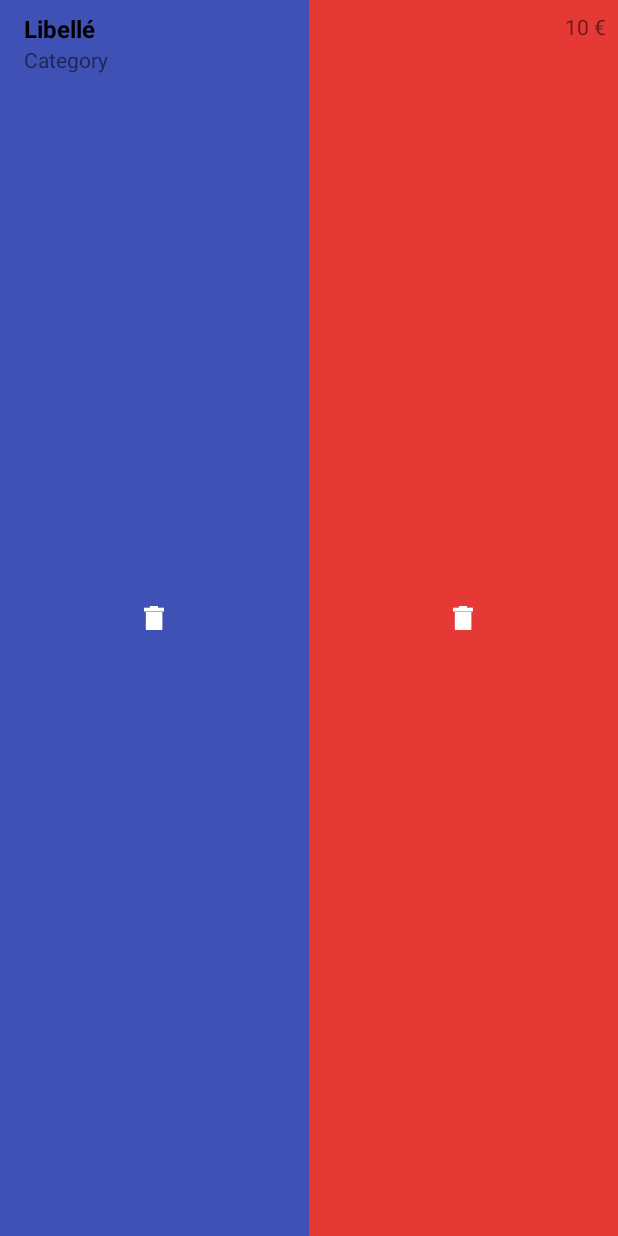
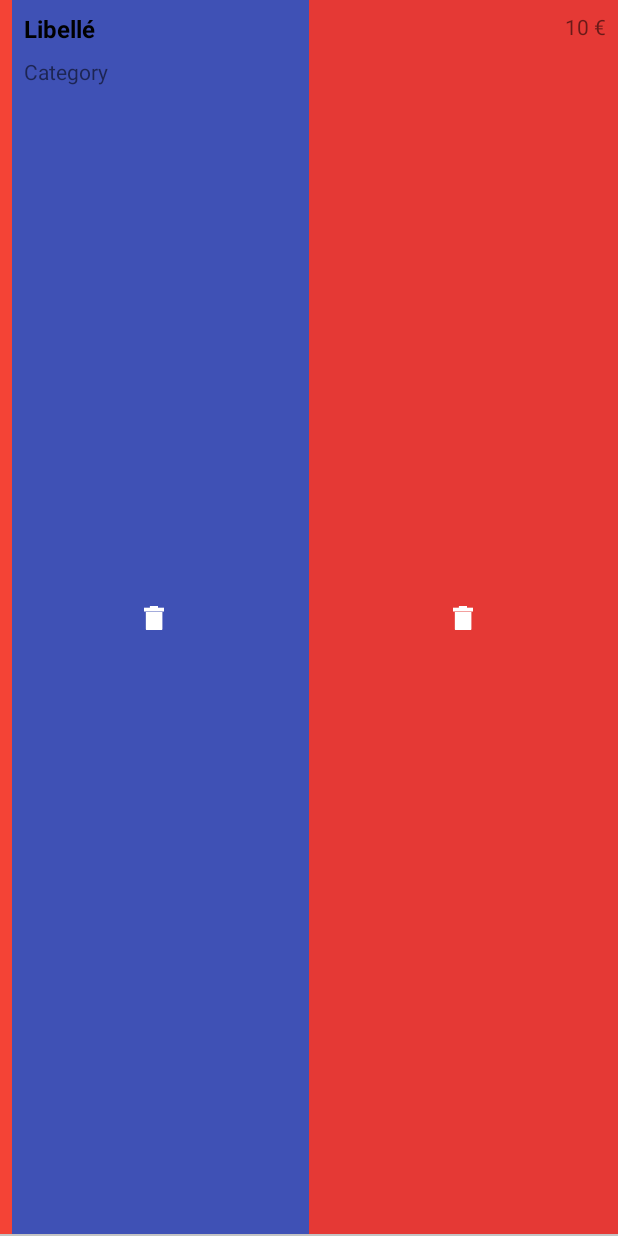
Before and after one commit to Symsystem/CashAdmin, an Android app: the layout historic_item.xml on its own in the app's theme, with its tools: preview values and no code run, on a phone screen of 412 x 824 dp. Run offline under Robolectric (Android 15) with nearby library versions, the phone set to English and light mode, and no system bars; plain views replace SwipeLayout.

Commit message:
HistoricActivity animation divider

```diff
--- a/app/src/main/java/net/cashadmin/cashadmin/Activities/Activities/HistoricActivity.java
+++ b/app/src/main/java/net/cashadmin/cashadmin/Activities/Activities/HistoricActivity.java
@@ -114,6 +114,7 @@ public class HistoricActivity extends AppCompatActivity {
                         int delta = startTop - top;
                         child.setTranslationY(delta);
                         child.animate().setDuration(MOVE_DURATION).translationY(0);
+                        break;
                     }
                 }
                 mItemIdTopMap.clear();
--- a/app/src/main/java/net/cashadmin/cashadmin/Activities/Adapter/TransactionHistoryAdapter.java
+++ b/app/src/main/java/net/cashadmin/cashadmin/Activities/Adapter/TransactionHistoryAdapter.java
@@ -56,7 +56,7 @@ public class TransactionHistoryAdapter extends ArrayAdapter<Transaction> {
             holder.mSwipeLayout.setShowMode(SwipeLayout.ShowMode.PullOut);
             holder.mEditButton = (RelativeLayout) convertView.findViewById(R.id.editItemButton);
             holder.mDeleteButton = (RelativeLayout) convertView.findViewById(R.id.deleteItemButton);
-            holder.mColorCategory = (View) convertView.findViewById(R.id.colored_bar);
+            holder.mColorCategory = convertView.findViewById(R.id.colored_bar);
             holder.mLabel = (TextView) convertView.findViewById(R.id.label);
             holder.mCategory = (TextView) convertView.findViewById(R.id.category);
             holder.mAmount = (TextView) convertView.findViewById(R.id.amount);
--- a/app/src/main/res/layout/activity_historic.xml
+++ b/app/src/main/res/layout/activity_historic.xml
@@ -8,6 +8,8 @@
     <ListView
         android:layout_width="match_parent"
         android:layout_height="wrap_content"
-        android:id="@+id/historyList"/>
+        android:id="@+id/historyList"
+        android:divider="@null"
+        android:dividerHeight="0dp"/>
 
 </RelativeLayout>
--- a/app/src/main/res/layout/historic_item.xml
+++ b/app/src/main/res/layout/historic_item.xml
@@ -44,52 +44,58 @@
 
     </LinearLayout>
 
-    <LinearLayout android:orientation="horizontal"
+    <RelativeLayout
         android:layout_width="match_parent"
-                  android:layout_height="wrap_content">
+        android:layout_height="match_parent">
 
         <View
+            android:layout_width="8dp"
+            android:layout_height="match_parent"
             android:id="@+id/colored_bar"
-            android:layout_width="8dp"
-            android:layout_height="match_parent"/>
-
-        <RelativeLayout
-            android:layout_width="match_parent"
-            android:layout_height="match_parent"
-            android:padding="8dp">
+            tools:background="@color/red"
+            android:layout_alignParentTop="true"
+            />
 
         <TextView
             android:layout_width="wrap_content"
             android:layout_height="wrap_content"
             android:id="@+id/label"
             tools:text="Libellé"
-                android:layout_alignParentLeft="true"
-                android:layout_alignParentStart="true"
-                android:layout_toLeftOf="@id/amount"
-                android:layout_toStartOf="@id/amount"
             android:textSize="16sp"
             android:textColor="@color/Black"
-                android:textStyle="bold"/>
+            android:textStyle="bold"
+            android:layout_alignParentTop="true"
+            android:layout_toRightOf="@+id/colored_bar"
+            android:layout_toEndOf="@+id/colored_bar"
+            android:layout_margin="8dp"/>
 
         <TextView
             android:layout_width="wrap_content"
             android:layout_height="wrap_content"
             android:id="@+id/category"
+            android:paddingBottom="8dp"
             tools:text="Category"
             android:layout_below="@+id/label"
-                android:layout_alignParentLeft="true"
-                android:layout_alignParentStart="true"/>
+            android:layout_alignLeft="@+id/label"
+            android:layout_alignStart="@+id/label"/>
 
         <TextView
             android:layout_width="wrap_content"
             android:layout_height="wrap_content"
             android:id="@+id/amount"
             tools:text="10 €"
+            android:layout_alignParentTop="true"
             android:layout_alignParentRight="true"
-                android:layout_alignParentEnd="true"/>
+            android:layout_alignParentEnd="true"
+            android:layout_margin="8dp"/>
+
+        <View
+            android:id="@+id/divider"
+            android:layout_width="match_parent"
+            android:layout_height="1dp"
+            android:background="@color/greyBackground"
+            android:layout_alignParentBottom="true"/>
 
     </RelativeLayout>
 
-    </LinearLayout>
-
 </com.daimajia.swipe.SwipeLayout>
--- a/app/src/main/res/values/colors.xml
+++ b/app/src/main/res/values/colors.xml
@@ -6,7 +6,7 @@
     <color name="Black">#000000</color>
     <color name="accent">#FFC107</color>
     <color name="transparent">#be3f51b5</color>
-    <color name="greyBackground">#a5c4c4c2</color>
+    <color name="greyBackground">#c4c4c4</color>
 
     <color name="red">#F44336</color>
     <color name="green">#8BC34A</color>
```
Lines whose indentation alone changed are shown as unchanged.
